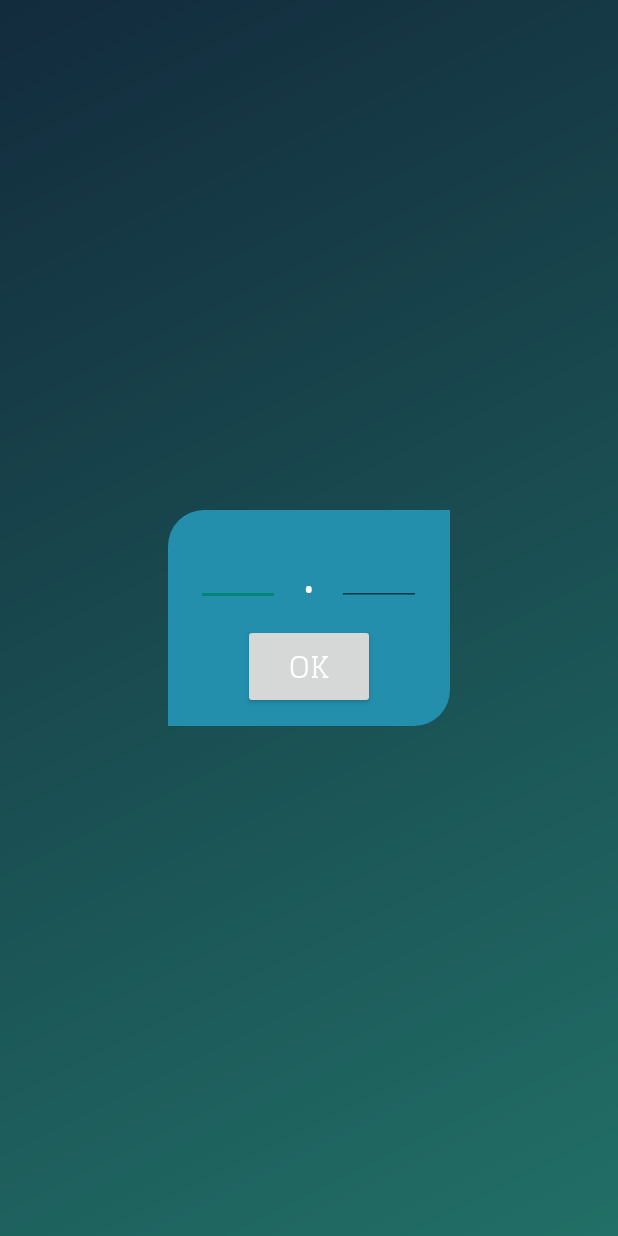
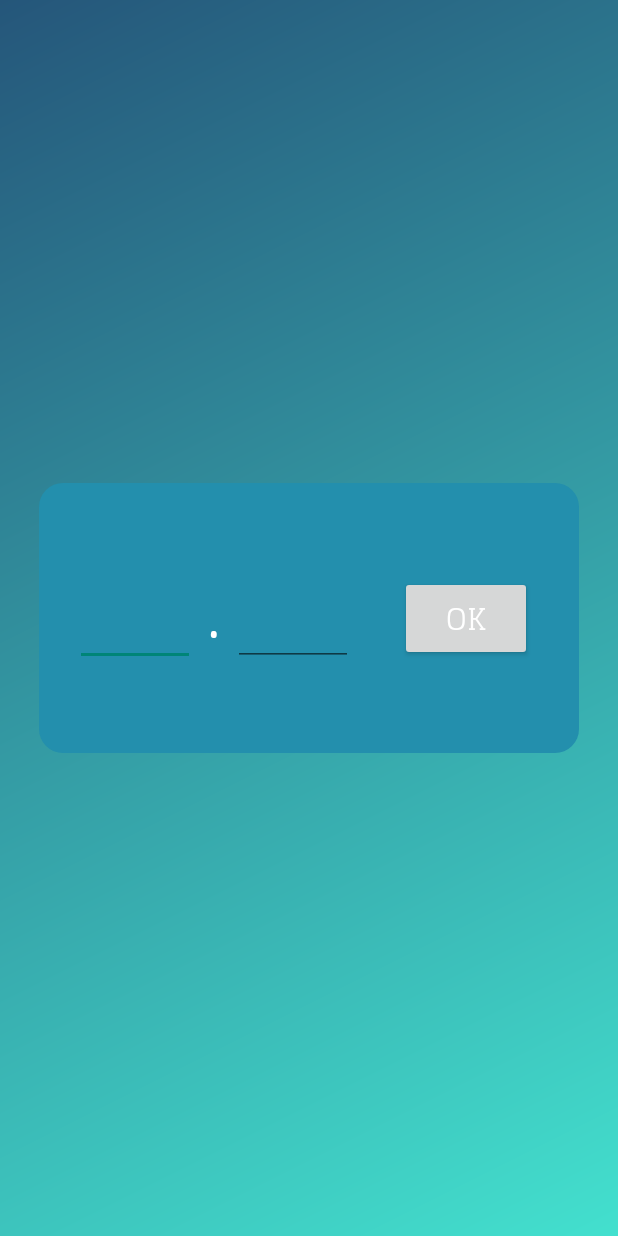
Before and after one commit to Liannhar/Tabletop_Mania, an Android app: the fragment SetTimeFragment shown on its own in the app's theme, on a phone screen of 412 x 824 dp. Run offline under Robolectric (Android 15) with nearby library versions, the phone set to English and light mode, and no system bars.

Commit message:
Timer UI

```diff
--- a/app/src/main/java/com/example/tabletopapplication/presentationlayer/fragments/TimerFragment.kt
+++ b/app/src/main/java/com/example/tabletopapplication/presentationlayer/fragments/TimerFragment.kt
@@ -54,7 +54,7 @@ class TimerFragment : Fragment(R.layout.sand_clock_fragment) {
 
 
             val transaction = it.beginTransaction()
-            transaction.add(R.id.set_time_host, SetTimeFragment.newInstance(), SetTimeFragment.TAG)
+            transaction.replace(R.id.timer_host, SetTimeFragment.newInstance(), SetTimeFragment.TAG)
             transaction.commit()
         }
 
--- a/app/src/main/res/drawable/timer_back.xml
+++ b/app/src/main/res/drawable/timer_back.xml
@@ -2,5 +2,5 @@
 <shape xmlns:android="http://schemas.android.com/apk/res/android">
     <corners android:radius="16dp"/>
     <size android:height="180dp" android:width="360dp" />
-    <solid android:color="#23AD4A"/>
+    <solid android:color="@color/primary_color_app"/>
 </shape>
--- a/app/src/main/res/layout/sand_clock_fragment.xml
+++ b/app/src/main/res/layout/sand_clock_fragment.xml
@@ -49,15 +49,5 @@
         android:layout_marginTop="24dp"
   />
 
-    <FrameLayout
-        android:layout_width="wrap_content"
-        android:layout_height="wrap_content"
-        android:id="@+id/set_time_host"
-        app:layout_constraintBottom_toBottomOf="@+id/timer_back"
-        app:layout_constraintEnd_toEndOf="@+id/timer_back"
-        app:layout_constraintStart_toStartOf="@+id/timer_back"
-        >
-
-    </FrameLayout>
 
 </androidx.constraintlayout.widget.ConstraintLayout>
--- a/app/src/main/res/layout/set_time_fragment.xml
+++ b/app/src/main/res/layout/set_time_fragment.xml
@@ -2,15 +2,15 @@
 <androidx.constraintlayout.widget.ConstraintLayout xmlns:android="http://schemas.android.com/apk/res/android"
     xmlns:app="http://schemas.android.com/apk/res-auto"
     xmlns:tools="http://schemas.android.com/tools"
-    android:background="#80000000"
+
     android:layout_width="match_parent"
     android:layout_height="match_parent">
 
     <ImageView
         android:layout_width="wrap_content"
         android:layout_height="wrap_content"
-        app:srcCompat="@drawable/set_time_back"
-        android:id="@+id/set_time_back"
+        app:srcCompat="@drawable/timer_back"
+        android:id="@+id/timer_back"
         app:layout_constraintBottom_toBottomOf="parent"
         app:layout_constraintStart_toStartOf="parent"
         app:layout_constraintEnd_toEndOf="parent"
@@ -19,33 +19,27 @@
     <EditText
         android:inputType="number"
         android:textColor="@color/white"
-        android:layout_width="56dp"
-        android:layout_height="44dp"
+        android:layout_width="80dp"
+        android:layout_height="64dp"
         android:textSize="44sp"
         android:id="@+id/minuets"
-        app:layout_constraintTop_toTopOf="@+id/set_time_back"
-        app:layout_constraintEnd_toStartOf="@+id/guideline"
-        app:layout_constraintStart_toStartOf="@+id/set_time_back"
-        android:layout_marginTop="20dp"/>
+        android:layout_marginStart="24dp"
+        app:layout_constraintStart_toStartOf="@+id/timer_back"
+        app:layout_constraintTop_toTopOf="@+id/timer_back"
+        app:layout_constraintBottom_toBottomOf="@+id/timer_back" />
 
     <EditText
         android:inputType="number"
         android:textColor="@color/white"
-        android:layout_width="56dp"
-        android:layout_height="44dp"
+        android:layout_width="80dp"
+        android:layout_height="64dp"
         android:textSize="44sp"
         android:id="@+id/seconds"
-        app:layout_constraintTop_toTopOf="@+id/set_time_back"
-        app:layout_constraintStart_toStartOf="@+id/guideline"
-        android:layout_marginTop="20dp"
-        app:layout_constraintEnd_toEndOf="@+id/set_time_back" />
+        android:layout_marginStart="8dp"
+        app:layout_constraintBottom_toBottomOf="@+id/timer_back"
+        app:layout_constraintTop_toTopOf="@+id/timer_back"
+        app:layout_constraintStart_toEndOf="@+id/textView" />
 
-    <androidx.constraintlayout.widget.Guideline
-        android:orientation="vertical"
-        android:layout_width="wrap_content"
-        android:layout_height="wrap_content"
-        app:layout_constraintGuide_begin="205dp"
-        android:id="@+id/guideline" />
 
     <TextView
         android:layout_width="wrap_content"
@@ -53,20 +47,21 @@
         android:textSize="40sp"
         android:textColor="@color/white"
         android:text=":"
+        android:layout_marginStart="8dp"
         android:id="@+id/textView"
-        app:layout_constraintTop_toTopOf="@+id/minuets"
+
         app:layout_constraintStart_toEndOf="@+id/minuets"
-        app:layout_constraintEnd_toStartOf="@+id/seconds"
-        app:layout_constraintBottom_toBottomOf="@+id/minuets" />
+        app:layout_constraintBottom_toBottomOf="@+id/minuets"
+        app:layout_constraintTop_toTopOf="@+id/minuets" />
 
     <Button
         android:text="OK"
         android:layout_width="wrap_content"
         android:layout_height="wrap_content"
         android:id="@+id/set_time_button"
-        app:layout_constraintBottom_toBottomOf="@+id/set_time_back"
-        app:layout_constraintTop_toBottomOf="@+id/textView"
-        app:layout_constraintStart_toStartOf="@+id/set_time_back"
-        app:layout_constraintEnd_toEndOf="@+id/set_time_back" />
+        app:layout_constraintBottom_toBottomOf="@+id/timer_back"
+        app:layout_constraintEnd_toEndOf="@+id/timer_back"
+        app:layout_constraintStart_toEndOf="@+id/seconds"
+        app:layout_constraintTop_toTopOf="@+id/timer_back" />
 
 </androidx.constraintlayout.widget.ConstraintLayout>
```
